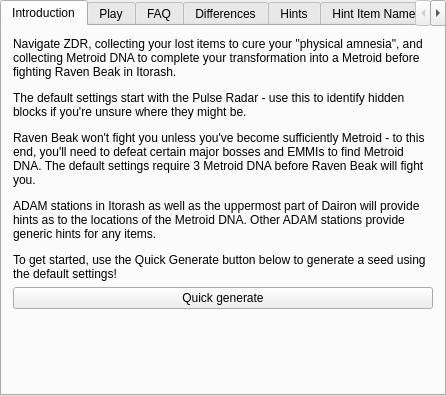
Before: the Qt Designer form randovania/gui/ui_files/games_tab_dread_widget.ui in randovania/randovania, drawn with Qt 5.
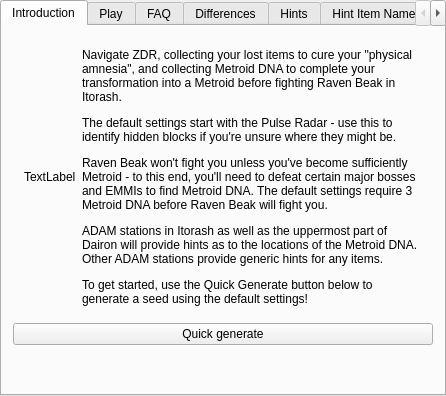
After: the same form once the commit is applied. Custom widgets are drawn as their Qt base class.

Commit message: display cover art in intro tab

What changed in the file:
```diff
--- a/randovania/gui/ui_files/games_tab_dread_widget.ui
+++ b/randovania/gui/ui_files/games_tab_dread_widget.ui
@@ -19,6 +19,22 @@
    </attribute>
    <layout class="QVBoxLayout" name="intro_layout">
     <item>
+     <widget class="QWidget" name="horizontalWidget" native="true">
+      <property name="minimumSize">
+       <size>
+        <width>0</width>
+        <height>0</height>
+       </size>
+      </property>
+      <layout class="QHBoxLayout" name="horizontalLayout">
+       <item>
+        <widget class="QLabel" name="game_cover_label">
+         <property name="text">
+          <string>TextLabel</string>
+         </property>
+        </widget>
+       </item>
+       <item>
      <widget class="QLabel" name="intro_label">
       <property name="text">
        <string>&lt;html&gt;&lt;head/&gt;&lt;body&gt;&lt;p&gt;Navigate ZDR, collecting your lost items to cure your &amp;quot;physical amnesia&amp;quot;, and collecting Metroid DNA to complete your transformation into a Metroid before fighting Raven Beak in Itorash.&lt;/p&gt;&lt;p&gt;The default settings start with the Pulse Radar - use this to identify hidden blocks if you're unsure where they might be.&lt;/p&gt;&lt;p&gt;Raven Beak won't fight you unless you've become sufficiently Metroid - to this end, you'll need to defeat certain major bosses and EMMIs to find Metroid DNA. The default settings require 3 Metroid DNA before Raven Beak will fight you.&lt;/p&gt;&lt;p&gt;ADAM stations in Itorash as well as the uppermost part of Dairon will provide hints as to the locations of the Metroid DNA. Other ADAM stations provide generic hints for any items.&lt;/p&gt;&lt;p&gt;To get started, use the Quick Generate button below to generate a seed using the default settings!&lt;/p&gt;&lt;/body&gt;&lt;/html&gt;</string>
@@ -26,6 +42,9 @@
       <property name="wordWrap">
        <bool>true</bool>
       </property>
+        </widget>
+       </item>
+      </layout>
      </widget>
     </item>
     <item>
```
Lines whose indentation alone changed are shown as unchanged. The commit also changes 7 other files.
